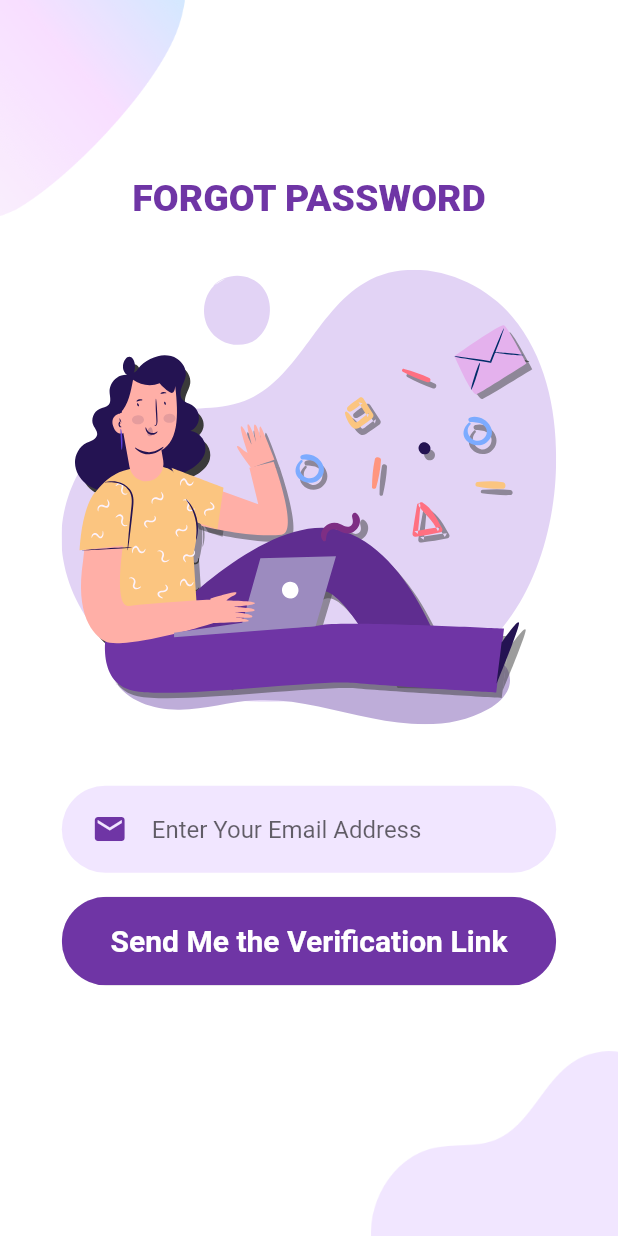
After one commit to 4643880/Notes-App-Flutter, a Flutter app: the ForgotPasswordScreen screen opened directly, on a phone screen of 412 x 824 dp. The commit adds this screen. Run offline on Flutter 3.47's test engine with Material 2 defaults, Android fonts, the phone set to English and light mode, and no system bars; our stand-ins replace bloc, cloud_firestore, equatable, firebase_auth, firebase_core, flutter_bloc and 2 more; accounts and stored records are empty.

Commit message:
Developed UI

```diff
--- a/lib/main.dart
+++ b/lib/main.dart
@@ -6,6 +6,9 @@ import 'package:mynotes/constants/routes.dart';
 import 'package:mynotes/screens/home_page.dart';
 import 'package:mynotes/screens/home_page_bloc.dart';
 import 'package:mynotes/screens/user_interface/screens/constants.dart';
+import 'package:mynotes/screens/user_interface/screens/email_verification/email_verify_screen.dart';
+import 'package:mynotes/screens/user_interface/screens/forgot_password/forgot_password_screen.dart';
+import 'package:mynotes/screens/user_interface/screens/login/login_screen.dart';
 import 'package:mynotes/screens/user_interface/screens/welcome/welcome_screen.dart';
 import 'package:mynotes/services/auth/auth_provider.dart';
 import 'package:mynotes/services/auth/bloc/auth_bloc.dart';
@@ -45,7 +48,7 @@ class MyApp extends StatelessWidget {
         primaryColor: kPrimaryColor,
         scaffoldBackgroundColor: Colors.white
       ),
-      home: const WelcomeScreen(),
+      home: const LoginScreen(),
       // routes: {
       //   "/": (context) => BlocProvider<AuthBloc>(
       //         create: (context) => AuthBloc(provider: FirebaseAuthProvider()),
--- /dev/null
+++ b/lib/screens/user_interface/screens/forgot_password/components/background.dart
@@ -0,0 +1,41 @@
+
+import 'package:flutter/material.dart';
+
+class ForgotPasswordBackground extends StatelessWidget {
+  final Widget child;
+  const ForgotPasswordBackground({
+    Key? key,
+    required this.child,
+  }) : super(key: key);
+
+  @override
+  Widget build(BuildContext context) {
+    Size size = MediaQuery.of(context).size;
+    return Container(
+      height: size.height,
+      width: double.infinity,
+      child: Stack(
+        alignment: Alignment.center,
+        children: [
+          Positioned(
+            top: 0,
+            left: 0,
+            child: Image.asset(
+              "assets/images/main_top.png",
+              width: size.width * 0.3,
+            ),
+          ),
+          Positioned(
+            bottom: 0,
+            right: 0,
+            child: Image.asset(
+              "assets/images/login_bottom.png",
+              width: size.width * 0.4,
+            ),
+          ),
+          child,
+        ],
+      ),
+    );
+  }
+}
--- /dev/null
+++ b/lib/screens/user_interface/screens/forgot_password/components/body.dart
@@ -0,0 +1,110 @@
+
+
+
+import 'package:flutter/material.dart';
+import 'package:flutter_svg/flutter_svg.dart';
+import 'package:mynotes/screens/user_interface/components/rounded_button.dart';
+import 'package:mynotes/screens/user_interface/screens/constants.dart';
+import 'package:mynotes/screens/user_interface/screens/forgot_password/components/background.dart';
+import 'package:mynotes/screens/user_interface/screens/forgot_password/forgot_password_screen.dart';
+
+class ForgotPaswordBody extends StatelessWidget {
+  const ForgotPaswordBody({Key? key}) : super(key: key);
+
+  @override
+  Widget build(BuildContext context) {
+    Size size = MediaQuery.of(context).size;
+    return ForgotPasswordBackground(
+      child: SingleChildScrollView(
+        physics: const AlwaysScrollableScrollPhysics(
+          parent: BouncingScrollPhysics(),
+        ),
+        child: Column(
+          mainAxisAlignment: MainAxisAlignment.center,
+          children: [
+            const Text(
+              "FORGOT PASSWORD",
+              style: TextStyle(
+                color: kPrimaryColor,
+                fontSize: 25,
+                fontWeight: FontWeight.w900,
+              ),
+            ),
+            SizedBox(
+              height: size.height * 0.04,
+            ),
+            SvgPicture.asset("assets/icons/login.svg"),
+            SizedBox(
+              height: size.height * 0.04,
+            ),
+            const TextFieldContainer(
+              childTextField: TextField(
+                keyboardType: TextInputType.emailAddress,
+                decoration: InputDecoration(
+                    border: InputBorder.none,
+                    icon: Icon(
+                      Icons.email,
+                      color: kPrimaryColor,
+                    ),
+                    hintText: "Enter Your Email Address"),
+              ),
+            ),
+            RoundedButton(
+              onTap: () {},
+              title: "Send Me the Verification Link",
+              buttonColor: kPrimaryColor,
+              titleColor: Colors.white,
+              paddingForRoundedButton: MaterialStateProperty.all(
+                const EdgeInsets.symmetric(vertical: 18, horizontal: 5),
+              ),
+            ),
+            SizedBox(
+              height: size.height * 0.025,
+            ),
+            // Row(
+            //   mainAxisAlignment: MainAxisAlignment.center,
+            //   children: [
+            //     const Text("Don't have an Account?  "),
+            //     InkWell(
+            //       onTap: () {
+            //         // Navigator.push(context, MaterialPageRoute(builder: (context) => const SignUpScreen(),));
+            //       },
+            //       child: const Text("SIGNUP ", style: TextStyle(color: kPrimaryColor, fontWeight: FontWeight.bold),)),
+            //   ],
+            // ),
+            SizedBox(
+              height: size.height * 0.025,
+            ),
+          ],
+        ),
+      ),
+    );
+  }
+}
+
+
+class TextFieldContainer extends StatelessWidget {
+  final Widget childTextField;
+  const TextFieldContainer({
+    Key? key,
+    required this.childTextField,
+  }) : super(key: key);
+
+  @override
+  Widget build(BuildContext context) {
+    Size size = MediaQuery.of(context).size;
+    return Container(
+      width: size.width * 0.8,
+      decoration: BoxDecoration(
+        color: kPrimaryLightColor,
+        borderRadius: BorderRadius.circular(30),
+      ),
+      padding: const EdgeInsets.symmetric(
+        vertical: 5,
+        horizontal: 20,
+      ),
+      margin: const EdgeInsets.symmetric(vertical: 8),
+      child: childTextField,
+    );
+  }
+}
--- /dev/null
+++ b/lib/screens/user_interface/screens/forgot_password/forgot_password_screen.dart
@@ -0,0 +1,14 @@
+import 'package:flutter/material.dart';
+import 'package:flutter_svg/flutter_svg.dart';
+import 'package:mynotes/screens/user_interface/screens/forgot_password/components/body.dart';
+
+class ForgotPasswordScreen extends StatelessWidget {
+  const ForgotPasswordScreen({Key? key}) : super(key: key);
+
+  @override
+  Widget build(BuildContext context) {
+    return const Scaffold(
+      body: ForgotPaswordBody(),
+    );
+  }
+}
--- a/lib/screens/user_interface/screens/signup/components/body.dart
+++ b/lib/screens/user_interface/screens/signup/components/body.dart
@@ -161,7 +161,7 @@ class OrDivider extends StatelessWidget {
           Expanded(
             child: Divider(
               color: Color(0xffd9d9d9),
-              thickness: 3,
+              thickness: 2,
             ),
           ),
           Padding(
@@ -174,7 +174,7 @@ class OrDivider extends StatelessWidget {
           Expanded(
             child: Divider(
               color: Color(0xffd9d9d9),
-              thickness: 3,
+              thickness: 2,
             ),
           ),
         ],
```
Also changed, not shown: lib/screens/user_interface/screens/email_verification/components/background.dart (added, +43 -0 lines), lib/screens/user_interface/screens/email_verification/components/body.dart (added, +103 -0 lines), lib/screens/user_interface/screens/email_verification/email_verify_screen.dart (added, +16 -0 lines).
